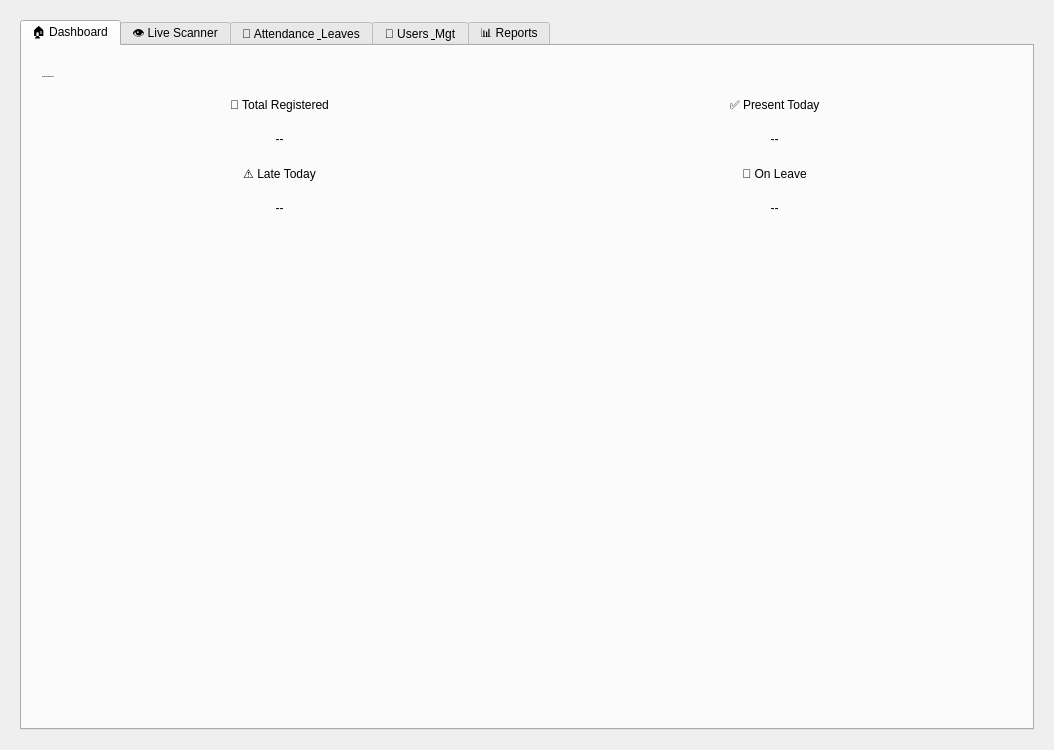
First picture: the form in design.ui, repository kdineshharsha/Attendance-System, before the edit.
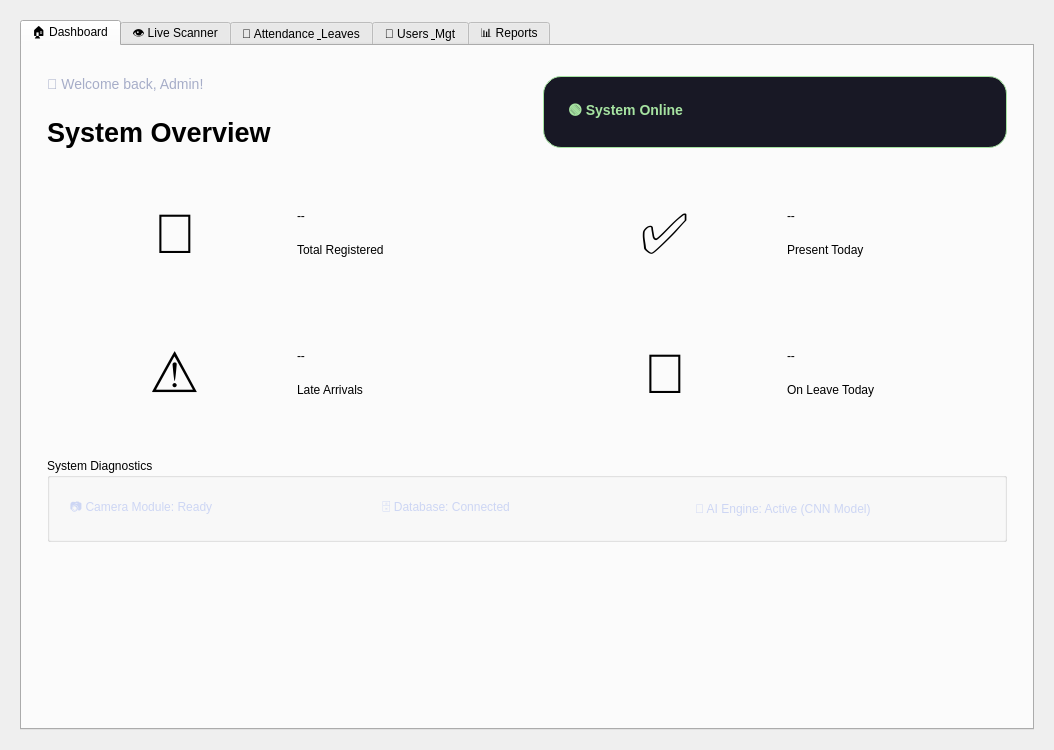
Second picture: the form after the edit. The open tabs and pages were chosen to show the change.

Commit message: Export Implemented 🚀

Patch:
```diff
--- a/design.ui
+++ b/design.ui
@@ -100,161 +100,264 @@
        </attribute>
        <layout class="QVBoxLayout" name="verticalLayout_dash">
         <property name="spacing">
-         <number>20</number>
+         <number>25</number>
         </property>
         <property name="leftMargin">
-         <number>20</number>
+         <number>25</number>
         </property>
         <property name="topMargin">
          <number>30</number>
         </property>
         <property name="rightMargin">
-         <number>20</number>
+         <number>25</number>
         </property>
         <property name="bottomMargin">
-         <number>20</number>
+         <number>25</number>
         </property>
+        
+        <item>
+         <layout class="QHBoxLayout" name="horizontalLayout_header">
+          <item>
+           <layout class="QVBoxLayout" name="verticalLayout_header_text">
+            <item>
+             <widget class="QLabel" name="lbl_welcome">
+              <property name="text">
+               <string>👋 Welcome back, Admin!</string>
+              </property>
+              <property name="styleSheet">
+               <string>color: #a6adc8; font-size: 14px;</string>
+              </property>
+             </widget>
+            </item>
         <item>
          <widget class="QLabel" name="lbl_dash_title">
           <property name="font">
            <font>
             <family>Segoe UI</family>
-            <pointsize>-1</pointsize>
+                <pointsize>20</pointsize>
             <bold>true</bold>
            </font>
           </property>
           <property name="text">
-           <string>System Overview (Today)</string>
+               <string>System Overview</string>
           </property>
          </widget>
         </item>
+           </layout>
+          </item>
+          <item>
+           <spacer name="horizontalSpacer_header">
+            <property name="orientation">
+             <enum>Qt::Orientation::Horizontal</enum>
+            </property>
+           </spacer>
+          </item>
+          <item>
+           <widget class="QLabel" name="lbl_dash_status_badge">
+            <property name="text">
+             <string>🟢 System Online</string>
+            </property>
+            <property name="styleSheet">
+             <string>background-color: #181825; border: 1px solid #a6e3a1; color: #a6e3a1; padding: 10px 20px; border-radius: 18px; font-weight: bold; font-size: 14px;</string>
+            </property>
+           </widget>
+          </item>
+         </layout>
+        </item>
+
         <item>
          <layout class="QGridLayout" name="gridLayout_cards">
           <property name="spacing">
            <number>20</number>
           </property>
           <item row="0" column="0">
-           <layout class="QVBoxLayout">
+           <widget class="QWidget" name="card_1">
+            <property name="minimumSize">
+             <size><width>0</width><height>120</height></size>
+            </property>
+            <layout class="QHBoxLayout">
+             <property name="spacing"><number>20</number></property>
+             <property name="leftMargin"><number>25</number></property>
             <item>
-             <widget class="QLabel" name="lbl_t1">
-              <property name="text">
-               <string>👥 Total Registered</string>
-              </property>
-              <property name="alignment">
-               <set>Qt::AlignmentFlag::AlignCenter</set>
-              </property>
-              <property name="class" stdset="0">
-               <string>card_title</string>
-              </property>
-             </widget>
-            </item>
+              <widget class="QLabel" name="icon_c1">
+               <property name="text"><string>👥</string></property>
+               <property name="font"><font><pointsize>42</pointsize></font></property>
+               <property name="alignment"><set>Qt::AlignmentFlag::AlignCenter</set></property>
+              </widget>
+             </item>
+             <item>
+              <layout class="QVBoxLayout">
+               <property name="alignment"><set>Qt::AlignmentFlag::AlignVCenter</set></property>
             <item>
              <widget class="QLabel" name="val_total">
-              <property name="text">
-               <string>--</string>
-              </property>
-              <property name="alignment">
-               <set>Qt::AlignmentFlag::AlignCenter</set>
-              </property>
-              <property name="class" stdset="0">
-               <string>card_value</string>
-              </property>
-             </widget>
-            </item>
-           </layout>
-          </item>
+                 <property name="text"><string>--</string></property>
+                 <property name="class"><string>card_value</string></property>
+                </widget>
+               </item>
+               <item>
+                <widget class="QLabel" name="lbl_t1">
+                 <property name="text"><string>Total Registered</string></property>
+                 <property name="class"><string>card_title</string></property>
+                </widget>
+               </item>
+              </layout>
+             </item>
+             <item><spacer><property name="orientation"><enum>Qt::Orientation::Horizontal</enum></property></spacer></item>
+            </layout>
+           </widget>
+          </item>
+
           <item row="0" column="1">
-           <layout class="QVBoxLayout">
+           <widget class="QWidget" name="card_2">
+            <property name="minimumSize">
+             <size><width>0</width><height>120</height></size>
+            </property>
+            <layout class="QHBoxLayout">
+             <property name="spacing"><number>20</number></property>
+             <property name="leftMargin"><number>25</number></property>
             <item>
-             <widget class="QLabel" name="lbl_t2">
-              <property name="text">
-               <string>✅ Present Today</string>
-              </property>
-              <property name="alignment">
-               <set>Qt::AlignmentFlag::AlignCenter</set>
-              </property>
-              <property name="class" stdset="0">
-               <string>card_title</string>
-              </property>
-             </widget>
-            </item>
+              <widget class="QLabel" name="icon_c2">
+               <property name="text"><string>✅</string></property>
+               <property name="font"><font><pointsize>42</pointsize></font></property>
+               <property name="alignment"><set>Qt::AlignmentFlag::AlignCenter</set></property>
+              </widget>
+             </item>
+             <item>
+              <layout class="QVBoxLayout">
+               <property name="alignment"><set>Qt::AlignmentFlag::AlignVCenter</set></property>
             <item>
              <widget class="QLabel" name="val_present">
-              <property name="text">
-               <string>--</string>
-              </property>
-              <property name="alignment">
-               <set>Qt::AlignmentFlag::AlignCenter</set>
-              </property>
-              <property name="class" stdset="0">
-               <string>card_value</string>
-              </property>
-             </widget>
-            </item>
-           </layout>
-          </item>
+                 <property name="text"><string>--</string></property>
+                 <property name="class"><string>card_value</string></property>
+                </widget>
+               </item>
+               <item>
+                <widget class="QLabel" name="lbl_t2">
+                 <property name="text"><string>Present Today</string></property>
+                 <property name="class"><string>card_title</string></property>
+                </widget>
+               </item>
+              </layout>
+             </item>
+             <item><spacer><property name="orientation"><enum>Qt::Orientation::Horizontal</enum></property></spacer></item>
+            </layout>
+           </widget>
+          </item>
+
           <item row="1" column="0">
-           <layout class="QVBoxLayout">
+           <widget class="QWidget" name="card_3">
+            <property name="minimumSize">
+             <size><width>0</width><height>120</height></size>
+            </property>
+            <layout class="QHBoxLayout">
+             <property name="spacing"><number>20</number></property>
+             <property name="leftMargin"><number>25</number></property>
             <item>
-             <widget class="QLabel" name="lbl_t3">
-              <property name="text">
-               <string>⚠️ Late Today</string>
-              </property>
-              <property name="alignment">
-               <set>Qt::AlignmentFlag::AlignCenter</set>
-              </property>
-              <property name="class" stdset="0">
-               <string>card_title</string>
-              </property>
-             </widget>
-            </item>
+              <widget class="QLabel" name="icon_c3">
+               <property name="text"><string>⚠️</string></property>
+               <property name="font"><font><pointsize>42</pointsize></font></property>
+               <property name="alignment"><set>Qt::AlignmentFlag::AlignCenter</set></property>
+              </widget>
+             </item>
+             <item>
+              <layout class="QVBoxLayout">
+               <property name="alignment"><set>Qt::AlignmentFlag::AlignVCenter</set></property>
             <item>
              <widget class="QLabel" name="val_late">
-              <property name="text">
-               <string>--</string>
-              </property>
-              <property name="alignment">
-               <set>Qt::AlignmentFlag::AlignCenter</set>
-              </property>
-              <property name="class" stdset="0">
-               <string>card_value</string>
-              </property>
-             </widget>
-            </item>
-           </layout>
-          </item>
+                 <property name="text"><string>--</string></property>
+                 <property name="class"><string>card_value</string></property>
+                </widget>
+               </item>
+               <item>
+                <widget class="QLabel" name="lbl_t3">
+                 <property name="text"><string>Late Arrivals</string></property>
+                 <property name="class"><string>card_title</string></property>
+                </widget>
+               </item>
+              </layout>
+             </item>
+             <item><spacer><property name="orientation"><enum>Qt::Orientation::Horizontal</enum></property></spacer></item>
+            </layout>
+           </widget>
+          </item>
+
           <item row="1" column="1">
-           <layout class="QVBoxLayout">
+           <widget class="QWidget" name="card_4">
+            <property name="minimumSize">
+             <size><width>0</width><height>120</height></size>
+            </property>
+            <layout class="QHBoxLayout">
+             <property name="spacing"><number>20</number></property>
+             <property name="leftMargin"><number>25</number></property>
             <item>
-             <widget class="QLabel" name="lbl_t4">
-              <property name="text">
-               <string>🎌 On Leave</string>
-              </property>
-              <property name="alignment">
-               <set>Qt::AlignmentFlag::AlignCenter</set>
-              </property>
-              <property name="class" stdset="0">
-               <string>card_title</string>
-              </property>
-             </widget>
-            </item>
+              <widget class="QLabel" name="icon_c4">
+               <property name="text"><string>🎌</string></property>
+               <property name="font"><font><pointsize>42</pointsize></font></property>
+               <property name="alignment"><set>Qt::AlignmentFlag::AlignCenter</set></property>
+              </widget>
+             </item>
+             <item>
+              <layout class="QVBoxLayout">
+               <property name="alignment"><set>Qt::AlignmentFlag::AlignVCenter</set></property>
             <item>
              <widget class="QLabel" name="val_leave">
-              <property name="text">
-               <string>--</string>
-              </property>
-              <property name="alignment">
-               <set>Qt::AlignmentFlag::AlignCenter</set>
-              </property>
-              <property name="class" stdset="0">
-               <string>card_value</string>
-              </property>
-             </widget>
-            </item>
-           </layout>
-          </item>
-         </layout>
-        </item>
+                 <property name="text"><string>--</string></property>
+                 <property name="class"><string>card_value</string></property>
+                </widget>
+               </item>
+               <item>
+                <widget class="QLabel" name="lbl_t4">
+                 <property name="text"><string>On Leave Today</string></property>
+                 <property name="class"><string>card_title</string></property>
+                </widget>
+               </item>
+              </layout>
+             </item>
+             <item><spacer><property name="orientation"><enum>Qt::Orientation::Horizontal</enum></property></spacer></item>
+            </layout>
+           </widget>
+          </item>
+         </layout>
+        </item>
+        
+        <item>
+         <widget class="QGroupBox" name="groupBox_status">
+          <property name="title">
+           <string>System Diagnostics</string>
+          </property>
+          <layout class="QHBoxLayout" name="horizontalLayout_status">
+           <property name="spacing"><number>30</number></property>
+           <property name="leftMargin"><number>20</number></property>
+           <property name="topMargin"><number>20</number></property>
+           <property name="rightMargin"><number>20</number></property>
+           <property name="bottomMargin"><number>20</number></property>
+           <item>
+            <widget class="QLabel" name="lbl_stat_cam">
+             <property name="text"><string>📷 Camera Module: Ready</string></property>
+             <property name="styleSheet"><string>color: #cdd6f4; font-weight: normal;</string></property>
+            </widget>
+           </item>
+           <item>
+            <widget class="QLabel" name="lbl_stat_db">
+             <property name="text"><string>🗄️ Database: Connected</string></property>
+             <property name="styleSheet"><string>color: #cdd6f4; font-weight: normal;</string></property>
+            </widget>
+           </item>
+           <item>
+            <widget class="QLabel" name="lbl_stat_ai">
+             <property name="text"><string>🧠 AI Engine: Active (CNN Model)</string></property>
+             <property name="styleSheet"><string>color: #cdd6f4; font-weight: normal;</string></property>
+            </widget>
+           </item>
+           <item>
+            <spacer name="horizontalSpacer_stat">
+             <property name="orientation"><enum>Qt::Orientation::Horizontal</enum></property>
+            </spacer>
+           </item>
+          </layout>
+         </widget>
+        </item>
+
         <item>
          <spacer name="verticalSpacer_dash">
           <property name="orientation">
```
Left out of the diff: 27 changed lines with no effect on the pictures. Lines whose indentation alone changed are shown as unchanged. The commit also changes 2 other files.
